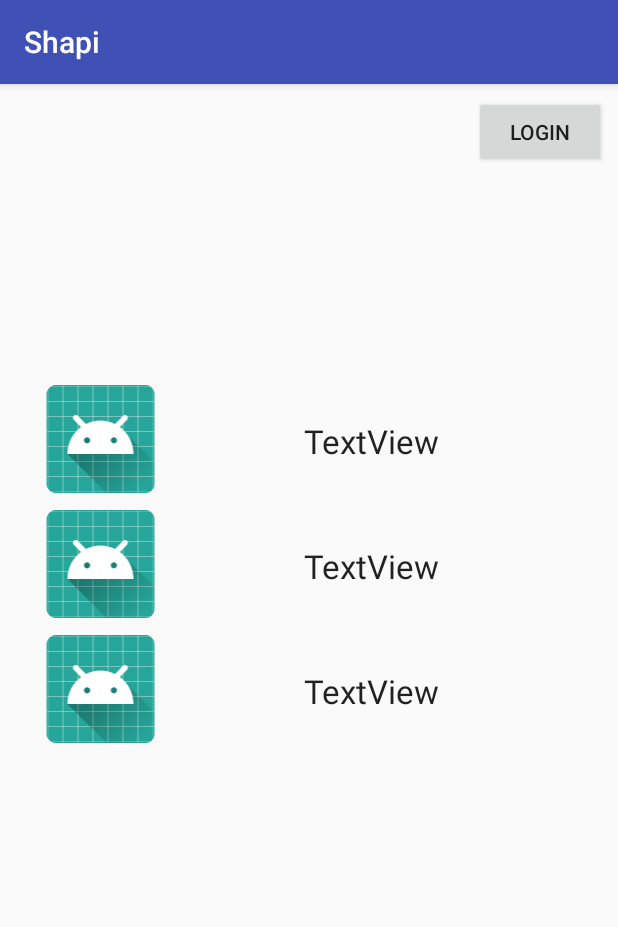
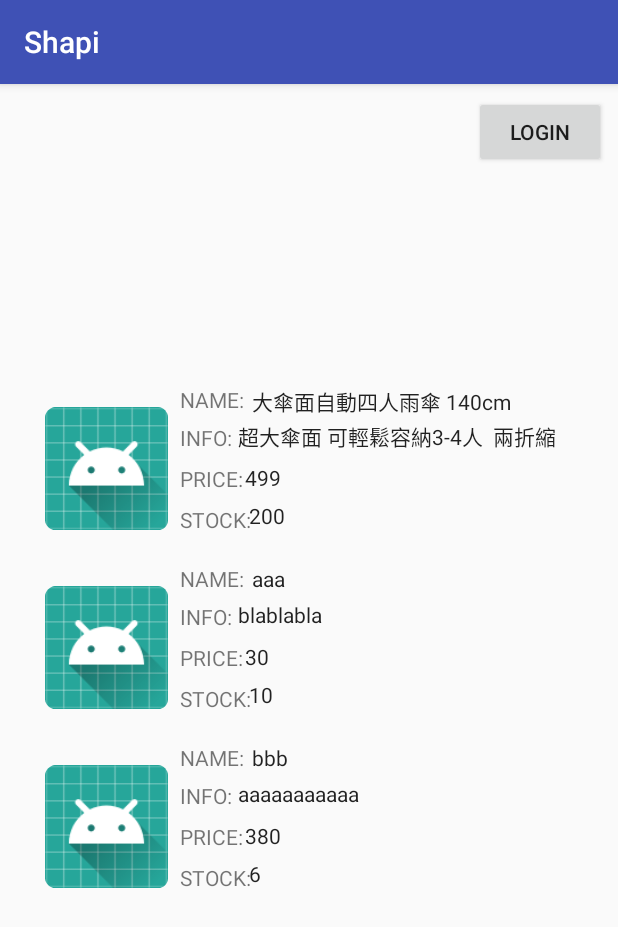
Before and after one commit to hanktom/Shapi, an Android app: the screen it shows after launch (MainActivity), on a phone screen of 412 x 824 dp. Shown: the top 927 px of the screen. Run offline under Robolectric (Android 15) with nearby library versions, the phone set to English and light mode, and no system bars.

Commit message:
RecyclerViewFinal

```diff
--- a/app/src/main/java/com/fju/shapi/MainActivity.java
+++ b/app/src/main/java/com/fju/shapi/MainActivity.java
@@ -17,7 +17,8 @@ import com.fju.shapi.data.Product;
 import java.util.List;
 
 public class MainActivity extends AppCompatActivity {
-    List products = DummyData.getProducts();
+    boolean login = false;
+    List<Product> products = DummyData.getProducts();
     @Override
     protected void onCreate(Bundle savedInstanceState) {
         super.onCreate(savedInstanceState);
@@ -28,8 +29,10 @@ public class MainActivity extends AppCompatActivity {
         recycler.setAdapter(new ProductAdapter());
     }
     public void login(View view){
-        Intent login = new Intent(this,LoginActivity.class);
-        startActivity(login);
+        if(!login) {
+            Intent login = new Intent(this, LoginActivity.class);
+            startActivity(login);
+        }
     }
 
     class ProductAdapter extends RecyclerView.Adapter<ProductAdapter.ProductViewHolder>{
@@ -42,7 +45,10 @@ public class MainActivity extends AppCompatActivity {
 
         @Override
         public void onBindViewHolder(@NonNull ProductViewHolder holder, int position) {
-            holder.productName.setText((CharSequence) products.get(position));
+            holder.productName.setText(products.get(position).getName());
+            holder.productInfo.setText(products.get(position).getInfo());
+            holder.productPrice.setText(String.valueOf(products.get(position).getPrice()));
+            holder.productStock.setText(String.valueOf(products.get(position).getStock()));
             //holder.productImage.setImageURI();
         }
 
@@ -53,10 +59,16 @@ public class MainActivity extends AppCompatActivity {
 
         class ProductViewHolder extends RecyclerView.ViewHolder{
             TextView productName;
+            TextView productInfo;
+            TextView productPrice;
+            TextView productStock;
             ImageView productImage;
             public ProductViewHolder(View itemView) {
                 super(itemView);
-                productName = itemView.findViewById(R.id.tv_product);
+                productName = itemView.findViewById(R.id.tv_productName);
+                productInfo = itemView.findViewById(R.id.tv_productInfo);
+                productPrice = itemView.findViewById(R.id.tv_productPrice);
+                productStock = itemView.findViewById(R.id.tv_productStock);
                 productImage = itemView.findViewById(R.id.im_product);
             }
         }
--- a/app/src/main/java/com/fju/shapi/data/DummyData.java
+++ b/app/src/main/java/com/fju/shapi/data/DummyData.java
@@ -10,4 +10,6 @@ public class DummyData {
                 new Product(2, "aaa", "blablabla", 30, 10),
                 new Product(3, "bbb", "aaaaaaaaaaa", 380, 6));
     }
+
+
 }
--- a/app/src/main/res/layout/product_row.xml
+++ b/app/src/main/res/layout/product_row.xml
@@ -7,8 +7,8 @@
 
     <ImageView
         android:id="@+id/im_product"
-        android:layout_width="74dp"
-        android:layout_height="wrap_content"
+        android:layout_width="82dp"
+        android:layout_height="111dp"
         android:layout_marginStart="8dp"
         android:layout_marginTop="8dp"
         app:layout_constraintStart_toStartOf="parent"
@@ -16,16 +16,91 @@
         app:srcCompat="@mipmap/ic_launcher" />
 
     <TextView
-        android:id="@+id/tv_product"
-        android:layout_width="281dp"
-        android:layout_height="75dp"
+        android:id="@+id/tv_productName"
+        android:layout_width="212dp"
+        android:layout_height="20dp"
         android:layout_marginEnd="8dp"
+        android:layout_marginTop="8dp"
+        android:text="TextView"
+        android:textAppearance="@style/TextAppearance.AppCompat"
+        app:layout_constraintEnd_toEndOf="parent"
+        app:layout_constraintStart_toEndOf="@+id/textView8"
+        app:layout_constraintTop_toTopOf="parent" />
+
+    <TextView
+        android:id="@+id/tv_productInfo"
+        android:layout_width="219dp"
+        android:layout_height="20dp"
+        android:layout_marginEnd="8dp"
+        android:layout_marginTop="4dp"
+        android:text="TextView"
+        android:textAppearance="@style/TextAppearance.AppCompat"
+        app:layout_constraintEnd_toEndOf="parent"
+        app:layout_constraintStart_toEndOf="@+id/textView9"
+        app:layout_constraintTop_toBottomOf="@+id/tv_productName" />
+
+    <TextView
+        android:id="@+id/tv_productPrice"
+        android:layout_width="218dp"
+        android:layout_height="17dp"
+        android:layout_marginEnd="8dp"
+        android:layout_marginTop="8dp"
+        android:text="TextView"
+        android:textAppearance="@style/TextAppearance.AppCompat"
+        app:layout_constraintEnd_toEndOf="parent"
+        app:layout_constraintStart_toEndOf="@+id/textView10"
+        app:layout_constraintTop_toBottomOf="@+id/tv_productInfo" />
+
+    <TextView
+        android:id="@+id/tv_productStock"
+        android:layout_width="217dp"
+        android:layout_height="20dp"
+        android:layout_marginEnd="8dp"
+        android:layout_marginTop="8dp"
+        android:text="TextView"
+        android:textAppearance="@style/TextAppearance.AppCompat"
+        app:layout_constraintEnd_toEndOf="parent"
+        app:layout_constraintStart_toEndOf="@+id/textView11"
+        app:layout_constraintTop_toBottomOf="@+id/tv_productPrice" />
+
+    <TextView
+        android:id="@+id/textView8"
+        android:layout_width="45dp"
+        android:layout_height="17dp"
         android:layout_marginStart="8dp"
         android:layout_marginTop="8dp"
-        android:gravity="center"
-        android:text="TextView"
-        android:textAppearance="@style/TextAppearance.AppCompat.Large"
-        app:layout_constraintEnd_toEndOf="parent"
+        android:text="NAME:"
         app:layout_constraintStart_toEndOf="@+id/im_product"
         app:layout_constraintTop_toTopOf="parent" />
+
+    <TextView
+        android:id="@+id/textView9"
+        android:layout_width="wrap_content"
+        android:layout_height="wrap_content"
+        android:layout_marginStart="8dp"
+        android:layout_marginTop="8dp"
+        android:text="INFO:"
+        app:layout_constraintStart_toEndOf="@+id/im_product"
+        app:layout_constraintTop_toBottomOf="@+id/textView8" />
+
+    <TextView
+        android:id="@+id/textView10"
+        android:layout_width="wrap_content"
+        android:layout_height="wrap_content"
+        android:layout_marginStart="8dp"
+        android:layout_marginTop="8dp"
+        android:text="PRICE:"
+        app:layout_constraintStart_toEndOf="@+id/im_product"
+        app:layout_constraintTop_toBottomOf="@+id/textView9" />
+
+    <TextView
+        android:id="@+id/textView11"
+        android:layout_width="wrap_content"
+        android:layout_height="wrap_content"
+        android:layout_marginStart="8dp"
+        android:layout_marginTop="8dp"
+        android:text="STOCK:"
+        app:layout_constraintStart_toEndOf="@+id/im_product"
+        app:layout_constraintTop_toBottomOf="@+id/textView10" />
+
 </android.support.constraint.ConstraintLayout>
```
